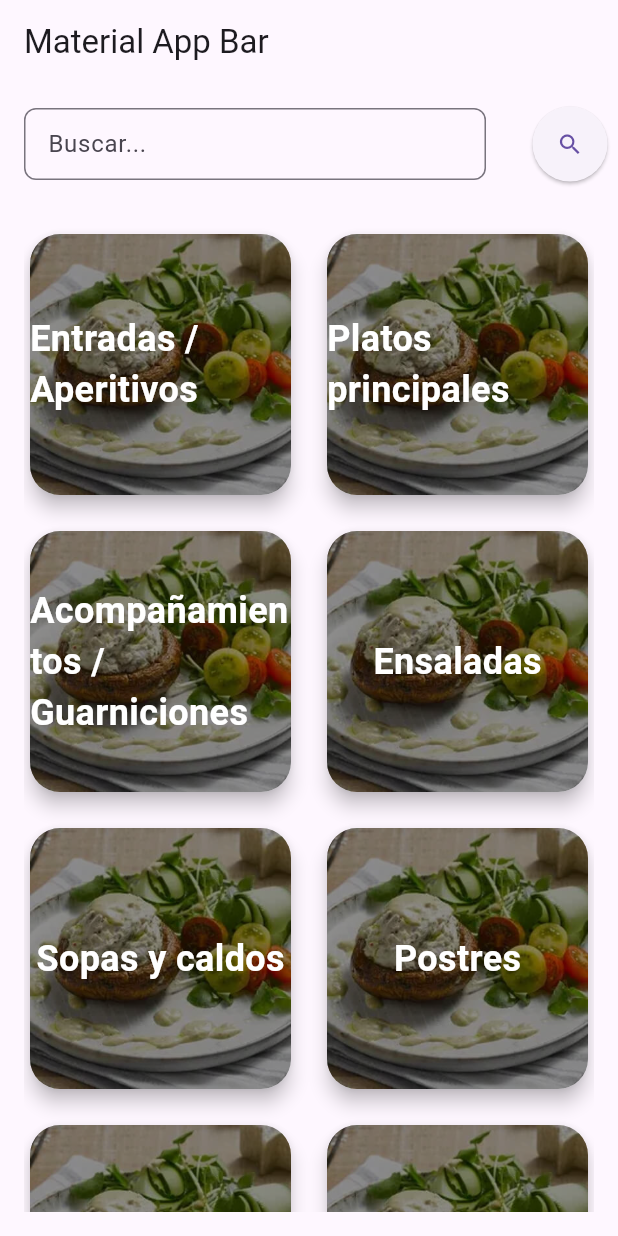
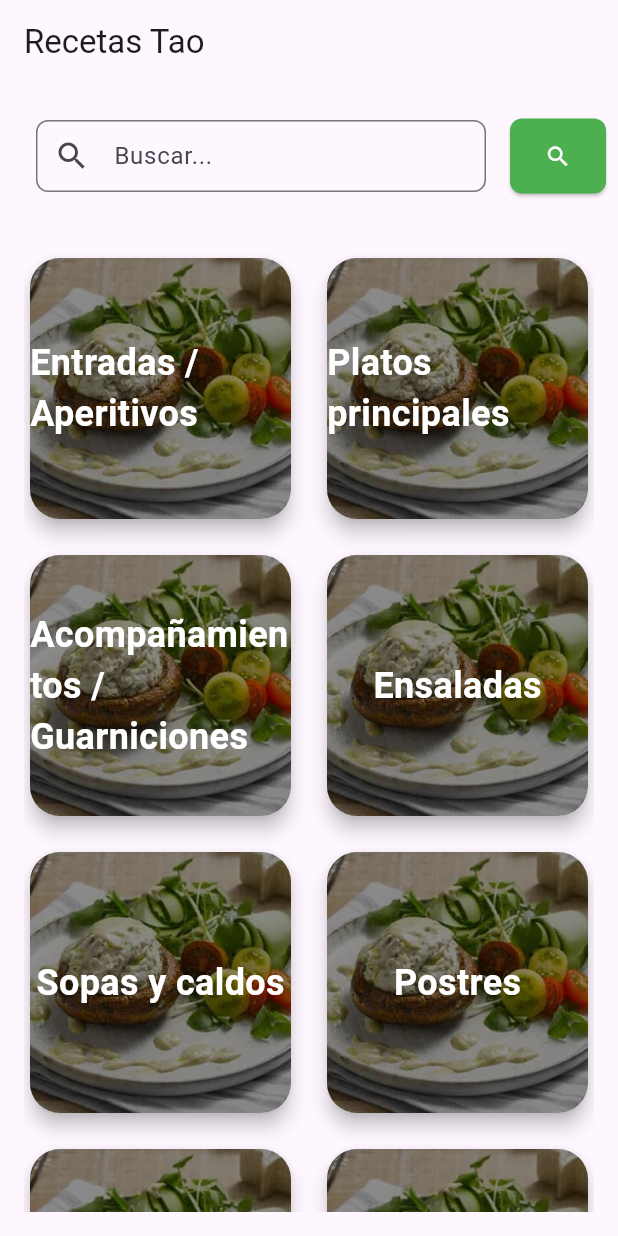
Before and after one commit to Taoista/recetastao, a Flutter app: the screen it shows after launch, on a phone screen of 412 x 824 dp. Run offline on Flutter 3.47's test engine with Material 3 defaults, Android fonts, the phone set to English and light mode, and no system bars.

Commit message:
cambios de acceso y diseno

```diff
--- a/lib/main.dart
+++ b/lib/main.dart
@@ -9,7 +9,7 @@ class MyApp extends StatelessWidget {
   @override
   Widget build(BuildContext context) {
     return MaterialApp(
-      title: 'Material App',
+      title: 'Recetas Tao',
       home: HomeScreen()
     );
   }
--- a/lib/screens/home_screen.dart
+++ b/lib/screens/home_screen.dart
@@ -1,6 +1,7 @@
 import 'package:flutter/material.dart';
 import 'package:recetastao/models/type_foods.dart';
 import 'package:recetastao/widgets/card_food.dart';
+import 'package:recetastao/widgets/search_main.dart';
 
 
 class HomeScreen extends StatefulWidget {
@@ -35,37 +36,14 @@ class _HomeScreenState extends State<HomeScreen> {
   Widget build(BuildContext context) {
     return Scaffold(
         appBar: AppBar(
-          title: const Text('Material App Bar'),
+          title: const Text('Recetas Tao'),
         ),
         body: Column(
           children: [
-            Row(children: [
-                Expanded(
-                  child: Padding(
-                    padding: const EdgeInsets.all(16.0),
-                    child: TextField(
-                      // controller: _searchController,
-                      decoration: InputDecoration(
-                        hintText: 'Buscar...',
-                        border: OutlineInputBorder(
-                          borderRadius: BorderRadius.circular(8.0),
-                        ),
-                        contentPadding: const EdgeInsets.symmetric(horizontal: 12.0),
-                      ),
-                      // onSubmitted: (_) => _searchFoods(),
-                    ),
-                  ),
-                ),
-                const SizedBox(width: 8),
-                ElevatedButton(
-                  onPressed: (){},
-                  style: ElevatedButton.styleFrom(
-                    padding: const EdgeInsets.all(16),
-                    shape: const CircleBorder(),
-                  ),
-                  child: const Icon(Icons.search),
-                ),
-              ],),
+            Padding(
+              padding: const EdgeInsets.all(8.0),
+              child: SearchMain(),
+            ),
             Expanded(
               child: Padding(
                 padding: const EdgeInsets.all(16.0),
--- /dev/null
+++ b/lib/widgets/search_main.dart
@@ -0,0 +1,42 @@
+import 'package:flutter/material.dart';
+
+class SearchMain extends StatelessWidget {
+  const SearchMain({super.key});
+
+  @override
+  Widget build(BuildContext context) {
+    return Row(
+      children: [
+        // Input con ícono de búsqueda adentro
+        Expanded(
+          child: Padding(
+            padding: const EdgeInsets.all(16.0),
+            child: TextField(
+              decoration: InputDecoration(
+                hintText: 'Buscar...',
+                prefixIcon: const Icon(Icons.search), // Icono dentro del input
+                border: OutlineInputBorder(
+                  borderRadius: BorderRadius.circular(8.0),
+                ),
+                contentPadding: const EdgeInsets.symmetric(horizontal: 12.0),
+              ),
+            ),
+          ),
+        ),
+        // const SizedBox(width: 8),
+        // Botón cuadrado, verde, con ícono blanco
+        ElevatedButton(
+          onPressed: () {},
+          style: ElevatedButton.styleFrom(
+            backgroundColor: Colors.green, // Color de fondo verde
+            shape: RoundedRectangleBorder(
+              borderRadius: BorderRadius.circular(8.0), // Bordes redondeados
+            ),
+            padding: const EdgeInsets.all(16),
+          ),
+          child: const Icon(Icons.search, color: Colors.white), // Ícono blanco
+        ),
+      ],
+    );
+  }
+}
```
